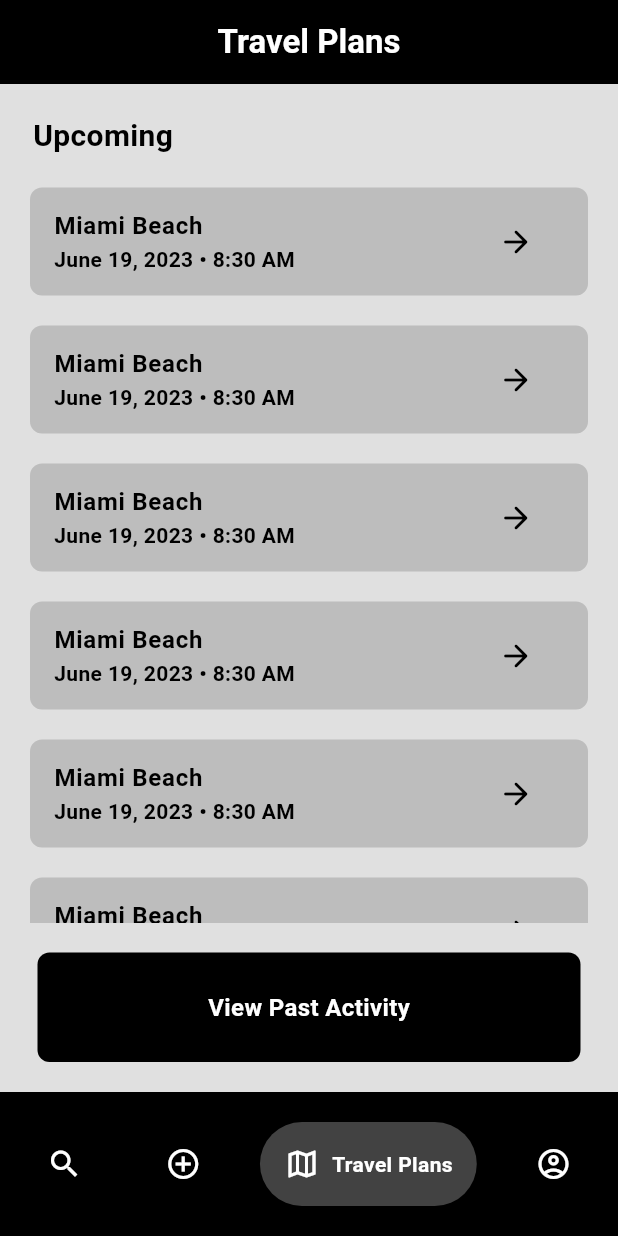
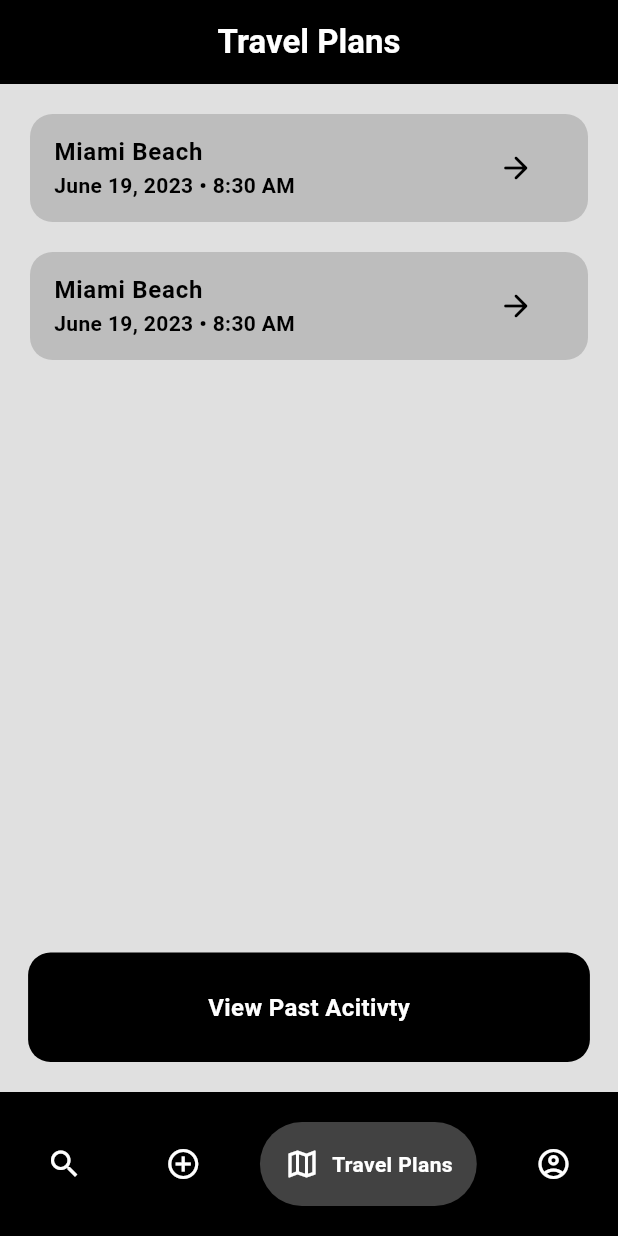
Before and after one commit to FabioHdez/CommuteConnect, a Flutter app: the screen it shows once a user with an empty profile is signed in, item 3 of the bottom bar chosen, on a phone screen of 412 x 824 dp. Run offline on Flutter 3.47's test engine with Material 3 defaults, Android fonts, the phone set to English and light mode, and no system bars; drawn by our look-alikes of google_nav_bar; our stand-ins replace firebase_auth, firebase_core, google_sign_in; accounts and stored records are empty.

Commit message:
More Activity Page UI

```diff
--- a/commute_connect/lib/pages/travel_plans_page.dart
+++ b/commute_connect/lib/pages/travel_plans_page.dart
@@ -1,10 +1,20 @@
 //Dummy travel plans page, where user can see their future travel plans.
 
-import 'package:commute_connect/components/my_button.dart';
+import 'package:commute_connect/pages/past_travel_page.dart';
+import 'package:commute_connect/pages/travel_details_page.dart';
 import 'package:flutter/material.dart';
 
-class TravelPlansPage extends StatelessWidget {
+class TravelPlansPage extends StatefulWidget {
   const TravelPlansPage({super.key});
+
+  @override
+  State<TravelPlansPage> createState() => _TravelPlansPageState();
+}
+
+class _TravelPlansPageState extends State<TravelPlansPage> {
+  final String location = 'Miami Beach';
+
+  final String dateTime = 'June 19, 2023 • 8:30 AM';
 
   @override
   Widget build(BuildContext context) {
@@ -20,41 +30,50 @@ class TravelPlansPage extends StatelessWidget {
         ),
         body: Column(
           children: [
-            const SizedBox(height: 20),
-            const Padding(
-              padding: EdgeInsets.symmetric(horizontal: 22.0),
-              child: Row(
-                mainAxisAlignment: MainAxisAlignment.start,
-                children: [
-                  Text('Upcoming',
-                      style: TextStyle(
-                          color: Colors.black,
-                          fontSize: 20,
-                          fontWeight: FontWeight.bold)),
-                ],
-              ),
-            ),
+            // const SizedBox(height: 20),
+            // const Padding(
+            //   padding: EdgeInsets.symmetric(horizontal: 22.0),
+            //   child: Row(
+            //     mainAxisAlignment: MainAxisAlignment.start,
+            //     children: [
+            //       Text('Upcoming',
+            //           style: TextStyle(
+            //               color: Colors.black,
+            //               fontSize: 20,
+            //               fontWeight: FontWeight.bold)),
+            //     ],
+            //   ),
+            // ),
             Expanded(
               child: ListView.builder(
-                itemCount: 20,
+                itemCount: 2,
                 itemBuilder: (context, index) {
-                  return Container(
+                  return GestureDetector(
+                    onTap: () {
+                      Navigator.push(context,
+                          MaterialPageRoute(builder: (context) {
+                        return TravelDetailsPage(
+                            location: location, dateTime: dateTime);
+                      }));
+                    },
+                    child: Container(
                       decoration: BoxDecoration(
                           color: Colors.grey[400],
-                        borderRadius: BorderRadius.circular(8)),
-                    margin: const EdgeInsets.only(left: 20, top: 20, right: 20),
-                    child: const ListTile(
+                          borderRadius: BorderRadius.circular(15)),
+                      margin:
+                          const EdgeInsets.only(left: 20, top: 20, right: 20),
+                      child: ListTile(
                         title: Text(
-                        "Miami Beach",
-                        style: TextStyle(
+                          location,
+                          style: const TextStyle(
                               color: Colors.black, fontWeight: FontWeight.bold),
                         ),
                         subtitle: Text(
-                        "June 19, 2023 • 8:30 AM",
-                        style: TextStyle(
+                          dateTime,
+                          style: const TextStyle(
                               color: Colors.black, fontWeight: FontWeight.bold),
                         ),
-                      trailing: IconButton(
+                        trailing: const IconButton(
                           icon: Icon(
                             Icons.arrow_forward_rounded,
                             color: Colors.black,
@@ -62,15 +81,47 @@ class TravelPlansPage extends StatelessWidget {
                           onPressed: null,
                         ),
                       ),
+                    ),
                   );
                 },
               ),
             ),
-            const Padding(
-              padding: EdgeInsets.only(top: 20, bottom: 20),
-              child: MyButton(
-                text: "View Past Activity",
-                onTap: null,
+            Padding(
+              padding: const EdgeInsets.only(top: 20.0, bottom: 20.0),
+              child: Row(
+                mainAxisAlignment: MainAxisAlignment.center,
+                children: [
+                  GestureDetector(
+                    onTap: () {
+                      Navigator.push(
+                        context,
+                        MaterialPageRoute(
+                          builder: (context) {
+                            return PastTravelPage();
+                          },
+                        ),
+                      );
+                    },
+                    child: Container(
+                      padding: const EdgeInsets.only(
+                          left: 120, right: 120, top: 25, bottom: 25),
+                      decoration: BoxDecoration(
+                        color: Colors.black,
+                        borderRadius: BorderRadius.circular(15),
+                      ),
+                      child: const Center(
+                        child: Text(
+                          "View Past Acitivty",
+                          style: TextStyle(
+                            color: Colors.white,
+                            fontWeight: FontWeight.bold,
+                            fontSize: 16,
+                          ),
+                        ),
+                      ),
+                    ),
+                  ),
+                ],
               ),
             ),
           ],
```
Also changed, not shown: commute_connect/lib/pages/past_travel_page.dart (added, +76 -0 lines), commute_connect/lib/pages/travel_details_page.dart (added, +42 -0 lines). Lines whose indentation alone changed are shown as unchanged.
